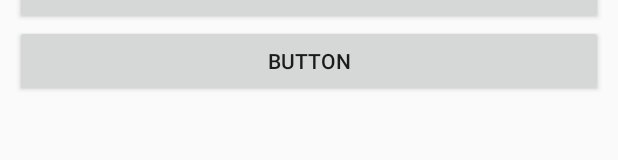
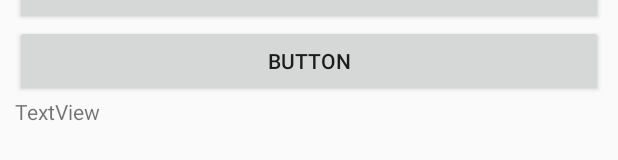
Before and after one commit to Michel-Lobo/ControledePortaria, an Android app: the layout activity_main.xml on its own in the app's theme, with its tools: preview values and no code run, on a phone screen of 412 x 824 dp. Shown: the part 269-429 px from the top of the screen. Run offline under Robolectric (Android 15) with nearby library versions, the phone set to English and light mode, and no system bars.

```diff
--- a/app/src/main/res/layout/activity_main.xml
+++ b/app/src/main/res/layout/activity_main.xml
@@ -28,4 +28,10 @@
         android:layout_width="match_parent"
         android:layout_height="wrap_content"
         android:text="Button" />
+
+    <TextView
+        android:id="@+id/txtUsuarioLogado"
+        android:layout_width="match_parent"
+        android:layout_height="wrap_content"
+        android:text="TextView" />
 </LinearLayout>
--- a/app/src/main/res/values/strings.xml
+++ b/app/src/main/res/values/strings.xml
@@ -24,4 +24,6 @@
     <string name="btn_registrar_entrada" >Registrar Entrada</string>
     <string name="botao_registrar_foto">Registrar Foto</string>
     <string name="botao_logar_google">Entrar com o Google</string>
+
+    <string name="nome_arquivo_setings">setings</string>
 </resources>
```
Also changed, not shown: app/src/main/java/com/movimentomaker/controledeportaria/CadastroUsuarioActivity.java (+18 -6 lines), app/src/main/java/com/movimentomaker/controledeportaria/MainActivity.java (+8 -0 lines).
